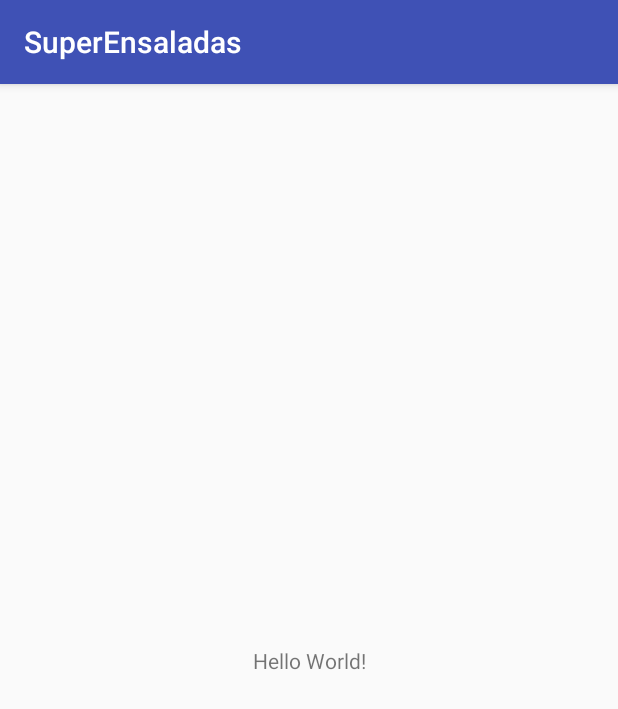
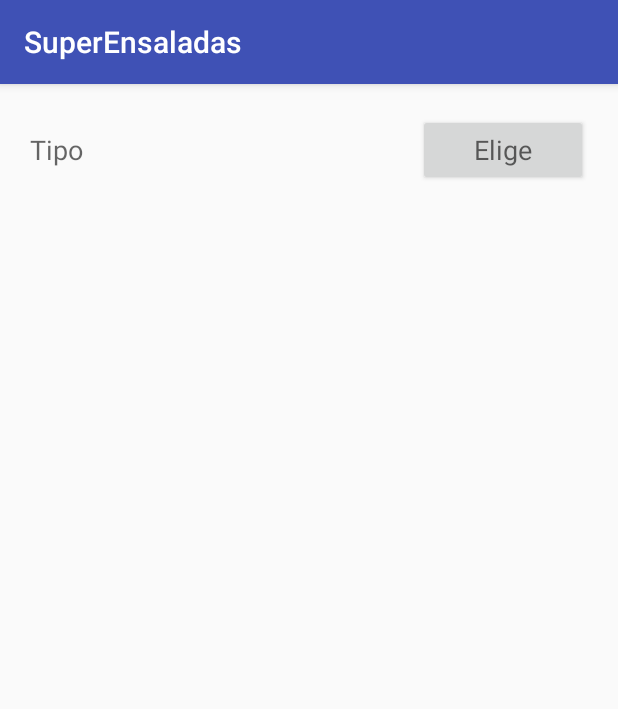
Before and after one commit to Baltasarq/AndroidSuperEnsaladas, an Android app: the screen it shows after launch (MainActivity), on a phone screen of 412 x 824 dp. Shown: the top 709 px of the screen. Run offline under Robolectric (Android 15) with nearby library versions, the phone set to English and light mode, and no system bars.

Commit message:
Started layout

```diff
--- a/app/src/main/java/com/devbaltasarq/superensaladas/MainActivity.java
+++ b/app/src/main/java/com/devbaltasarq/superensaladas/MainActivity.java
@@ -7,7 +7,7 @@ public class MainActivity extends AppCompatActivity {
 
     @Override
     protected void onCreate(Bundle savedInstanceState) {
-        super.onCreate(savedInstanceState);
-        setContentView(R.layout.activity_main);
+        super.onCreate( savedInstanceState );
+        this.setContentView( R.layout.activity_main );
     }
 }
--- a/app/src/main/res/layout/activity_main.xml
+++ b/app/src/main/res/layout/activity_main.xml
@@ -1,18 +1,37 @@
 <?xml version="1.0" encoding="utf-8"?>
-<android.support.constraint.ConstraintLayout xmlns:android="http://schemas.android.com/apk/res/android"
+<LinearLayout xmlns:android="http://schemas.android.com/apk/res/android"
     xmlns:app="http://schemas.android.com/apk/res-auto"
+    android:orientation="vertical"
     xmlns:tools="http://schemas.android.com/tools"
     android:layout_width="match_parent"
     android:layout_height="match_parent"
     tools:context=".MainActivity">
 
-    <TextView
-        android:layout_width="wrap_content"
-        android:layout_height="wrap_content"
-        android:text="Hello World!"
-        app:layout_constraintBottom_toBottomOf="parent"
-        app:layout_constraintLeft_toLeftOf="parent"
-        app:layout_constraintRight_toRightOf="parent"
-        app:layout_constraintTop_toTopOf="parent" />
+    <LinearLayout
+        android:layout_margin="10dp"
+        android:padding="10dp"
+        android:layout_width="match_parent"
+        android:layout_height="wrap_content">
 
-</android.support.constraint.ConstraintLayout>
+        <TextView
+            android:textAppearance="@style/Base.TextAppearance.AppCompat.Medium"
+            android:text="@string/msgTipo"
+            android:layout_width="wrap_content"
+            android:layout_height="wrap_content"
+            android:layout_weight=".1"/>
+        <TextView   android:id="@+id/lblTipo"
+            android:textAppearance="@style/Base.TextAppearance.AppCompat.Medium"
+            android:layout_width="wrap_content"
+            android:layout_height="wrap_content"
+            android:layout_weight=".8"/>
+        <Button
+            android:textAppearance="@style/Base.TextAppearance.AppCompat.Medium"
+            android:text="Elige"
+            android:layout_width="wrap_content"
+            android:layout_height="wrap_content"
+            android:layout_weight=".1">
+
+        </Button>
+    </LinearLayout>
+
+</LinearLayout>
--- a/app/src/main/res/values/strings.xml
+++ b/app/src/main/res/values/strings.xml
@@ -1,3 +1,4 @@
 <resources>
     <string name="app_name">SuperEnsaladas</string>
+    <string name="msgTipo">Tipo</string>
 </resources>
--- a/app/src/main/res/values/styles.xml
+++ b/app/src/main/res/values/styles.xml
@@ -1,7 +1,7 @@
 <resources>
 
     <!-- Base application theme. -->
-    <style name="AppTheme" parent="Theme.AppCompat.Light.DarkActionBar">
+    <style name="AppTheme" parent="Base.Theme.AppCompat.Light.DarkActionBar">
         <!-- Customize your theme here. -->
         <item name="colorPrimary">@color/colorPrimary</item>
         <item name="colorPrimaryDark">@color/colorPrimaryDark</item>
```
